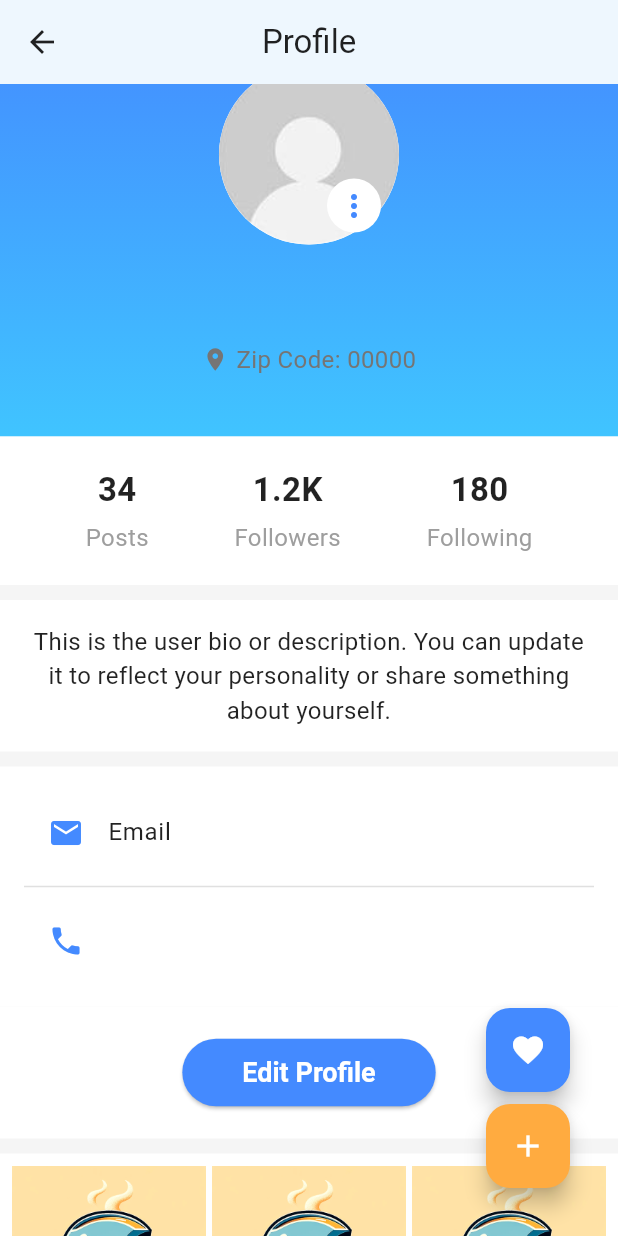
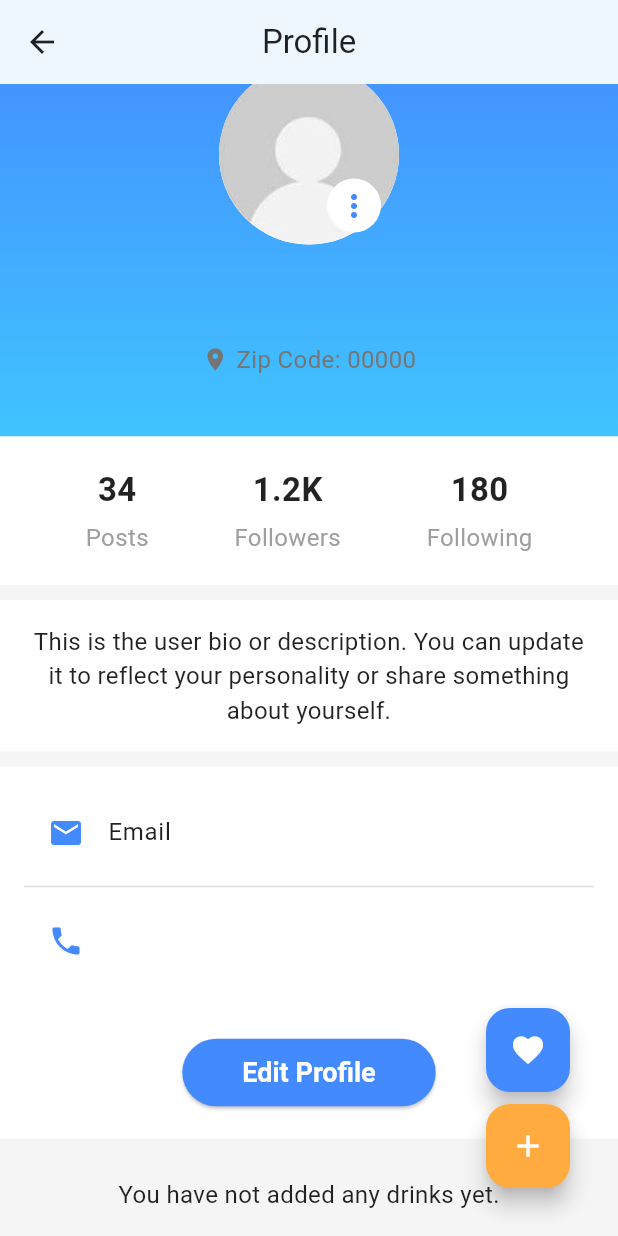
Before and after one commit to seena-kab/CupCompanion, a Flutter app: the ProfileScreen screen opened by its route, scrolled down 53 dp, on a phone screen of 412 x 824 dp. Run offline on Flutter 3.47's test engine with Material 3 defaults, Android fonts, the phone set to English and light mode, and no system bars; our stand-ins replace cloud_firestore, firebase_auth, firebase_core, firebase_database, firebase_storage, geolocator and 5 more; accounts and stored records are empty.

Commit message:
made some changes to the profile page

```diff
--- a/cup_companion/lib/screens/profile_screen.dart
+++ b/cup_companion/lib/screens/profile_screen.dart
@@ -6,8 +6,8 @@ import 'package:image_picker/image_picker.dart';
 import 'dart:io';
 import 'package:provider/provider.dart';
 import 'package:geolocator/geolocator.dart';
-// Import Firestore
-// Import Firebase Core
+import 'package:cloud_firestore/cloud_firestore.dart'; // Firestore
+import 'package:firebase_core/firebase_core.dart'; // Firebase Core
 import '../theme/theme_notifier.dart';
 import 'add_drink_dialog.dart'; // Import the AddDrinkDialog
 import 'favorites_screen.dart';
@@ -34,6 +34,7 @@ class ProfileScreenState extends State<ProfileScreen> {
 void initState() {
   super.initState();
   fetchUserData();
+  fetchUserDrinks(); // Add this line
 }
 
   // Fetch user data from the database
@@ -60,6 +61,49 @@ class ProfileScreenState extends State<ProfileScreen> {
       );
       // Attempt to get user location even if fetching user data fails
       getUserLocation();
+    }
+  }
+
+  List<Map<String, dynamic>> userDrinks = []; // Store user's drinks
+
+void fetchUserDrinks() async {
+  try {
+    // Get the current user's UID
+    String? userId = _authService.getCurrentUserId();
+    if (userId == null) {
+      throw Exception('User not logged in');
+    }
+
+    // Fetch drinks where 'createdBy' equals the user's UID
+    QuerySnapshot snapshot = await FirebaseFirestore.instance
+        .collection('drinks')
+        .where('createdBy', isEqualTo: userId)
+        .get();
+
+    // Map the documents to a list
+    List<Map<String, dynamic>> drinks = snapshot.docs.map((doc) {
+      return {
+        'id': doc.id,
+        'name': doc['name'],
+        'imageUrl': doc['imageUrl'],
+        'description': doc['description'],
+        'price': doc['price'],
+        'isAlcoholic': doc['isAlcoholic'],
+        // Include other fields as needed
+      };
+    }).toList();
+
+    setState(() {
+      userDrinks = drinks;
+    });
+  } catch (e) {
+    print('Error fetching user drinks: $e');
+    ScaffoldMessenger.of(context).showSnackBar(
+      SnackBar(
+        content: Text('Failed to load your drinks: $e'),
+        backgroundColor: Colors.redAccent,
+      ),
+    );
   }
 }
 
@@ -453,18 +497,21 @@ class ProfileScreenState extends State<ProfileScreen> {
     );
   }
 
-  // Build the user's posts grid
   Widget buildUserPosts() {
   final themeNotifier = Provider.of<ThemeNotifier>(context);
-    // Placeholder for user posts
-    List<Map<String, String>> userPosts = [
-      {'image': 'assets/images/logo.png'},
-      {'image': 'assets/images/logo.png'},
-      {'image': 'assets/images/logo.png'},
-      {'image': 'assets/images/logo.png'},
-      {'image': 'assets/images/logo.png'},
-      {'image': 'assets/images/logo.png'},
-    ];
+
+  if (userDrinks.isEmpty) {
+    return Container(
+      padding: const EdgeInsets.all(16),
+      child: Text(
+        'You have not added any drinks yet.',
+        style: TextStyle(
+          fontSize: 16,
+          color: themeNotifier.isNightMode ? Colors.white70 : Colors.black87,
+        ),
+      ),
+    );
+  }
 
   return Container(
     color: themeNotifier.isNightMode ? Colors.black : Colors.white,
@@ -472,16 +519,31 @@ class ProfileScreenState extends State<ProfileScreen> {
     child: GridView.builder(
       physics: const NeverScrollableScrollPhysics(),
       shrinkWrap: true,
-        itemCount: userPosts.length,
+      itemCount: userDrinks.length,
       gridDelegate: const SliverGridDelegateWithFixedCrossAxisCount(
         crossAxisCount: 3,
         crossAxisSpacing: 4,
         mainAxisSpacing: 4,
       ),
       itemBuilder: (context, index) {
-          return Image.asset(
-            userPosts[index]['image']!,
+        final drink = userDrinks[index];
+        return GestureDetector(
+          onTap: () {
+            // Optionally navigate to drink details
+          },
+          child: Image.network(
+            drink['imageUrl'],
             fit: BoxFit.cover,
+            errorBuilder: (context, error, stackTrace) {
+              return Container(
+                color: Colors.grey[300],
+                child: Icon(
+                  Icons.broken_image,
+                  color: Colors.grey,
+                ),
+              );
+            },
+          ),
         );
       },
     ),
@@ -568,7 +630,9 @@ class ProfileScreenState extends State<ProfileScreen> {
           showDialog(
             context: context,
             builder: (context) => const AddDrinkDialog(),
-          );
+          ).then((_) {
+            fetchUserDrinks();
+          });
         },
         backgroundColor: themeNotifier.isNightMode
             ? Colors.greenAccent
```
Also changed, not shown: cup_companion/lib/screens/add_drink_dialog.dart (+8 -3 lines). Lines whose indentation alone changed are shown as unchanged.
